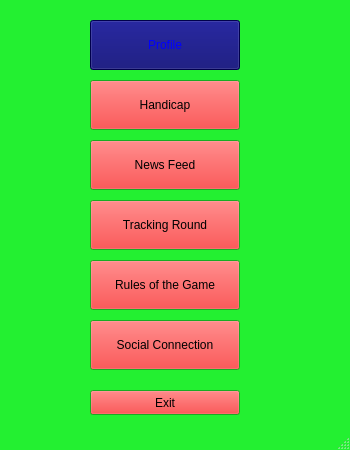
First picture: the form in GolfApp/mainwindow.ui, repository drober23/CS340-GolfApp, before the edit.
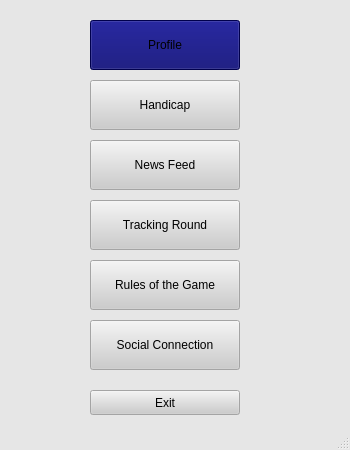
Second picture: the form after the edit.

Patch:
```diff
--- a/GolfApp/mainwindow.ui
+++ b/GolfApp/mainwindow.ui
@@ -18,16 +18,52 @@
        <color alpha="255">
         <red>0</red>
         <green>0</green>
-        <blue>255</blue>
+        <blue>0</blue>
        </color>
       </brush>
      </colorrole>
      <colorrole role="Button">
       <brush brushstyle="SolidPattern">
        <color alpha="255">
+        <red>204</red>
+        <green>204</green>
+        <blue>204</blue>
+       </color>
+      </brush>
+     </colorrole>
+     <colorrole role="Light">
+      <brush brushstyle="SolidPattern">
+       <color alpha="255">
         <red>255</red>
-        <green>0</green>
-        <blue>0</blue>
+        <green>255</green>
+        <blue>255</blue>
+       </color>
+      </brush>
+     </colorrole>
+     <colorrole role="Midlight">
+      <brush brushstyle="SolidPattern">
+       <color alpha="255">
+        <red>229</red>
+        <green>229</green>
+        <blue>229</blue>
+       </color>
+      </brush>
+     </colorrole>
+     <colorrole role="Dark">
+      <brush brushstyle="SolidPattern">
+       <color alpha="255">
+        <red>102</red>
+        <green>102</green>
+        <blue>102</blue>
+       </color>
+      </brush>
+     </colorrole>
+     <colorrole role="Mid">
+      <brush brushstyle="SolidPattern">
+       <color alpha="255">
+        <red>136</red>
+        <green>136</green>
+        <blue>136</blue>
        </color>
       </brush>
      </colorrole>
@@ -36,10 +72,28 @@
        <color alpha="255">
         <red>0</red>
         <green>0</green>
+        <blue>0</blue>
+       </color>
+      </brush>
+     </colorrole>
+     <colorrole role="BrightText">
+      <brush brushstyle="SolidPattern">
+       <color alpha="255">
+        <red>255</red>
+        <green>255</green>
         <blue>255</blue>
        </color>
       </brush>
      </colorrole>
+     <colorrole role="ButtonText">
+      <brush brushstyle="SolidPattern">
+       <color alpha="255">
+        <red>0</red>
+        <green>0</green>
+        <blue>0</blue>
+       </color>
+      </brush>
+     </colorrole>
      <colorrole role="Base">
       <brush brushstyle="SolidPattern">
        <color alpha="255">
@@ -52,9 +106,45 @@
      <colorrole role="Window">
       <brush brushstyle="SolidPattern">
        <color alpha="255">
-        <red>35</red>
-        <green>240</green>
-        <blue>49</blue>
+        <red>230</red>
+        <green>230</green>
+        <blue>230</blue>
+       </color>
+      </brush>
+     </colorrole>
+     <colorrole role="Shadow">
+      <brush brushstyle="SolidPattern">
+       <color alpha="255">
+        <red>0</red>
+        <green>0</green>
+        <blue>0</blue>
+       </color>
+      </brush>
+     </colorrole>
+     <colorrole role="AlternateBase">
+      <brush brushstyle="SolidPattern">
+       <color alpha="255">
+        <red>229</red>
+        <green>229</green>
+        <blue>229</blue>
+       </color>
+      </brush>
+     </colorrole>
+     <colorrole role="ToolTipBase">
+      <brush brushstyle="SolidPattern">
+       <color alpha="255">
+        <red>255</red>
+        <green>255</green>
+        <blue>220</blue>
+       </color>
+      </brush>
+     </colorrole>
+     <colorrole role="ToolTipText">
+      <brush brushstyle="SolidPattern">
+       <color alpha="255">
+        <red>0</red>
+        <green>0</green>
+        <blue>0</blue>
        </color>
       </brush>
      </colorrole>
@@ -65,16 +155,52 @@
        <color alpha="255">
         <red>0</red>
         <green>0</green>
-        <blue>255</blue>
+        <blue>0</blue>
        </color>
       </brush>
      </colorrole>
      <colorrole role="Button">
       <brush brushstyle="SolidPattern">
        <color alpha="255">
+        <red>204</red>
+        <green>204</green>
+        <blue>204</blue>
+       </color>
+      </brush>
+     </colorrole>
+     <colorrole role="Light">
+      <brush brushstyle="SolidPattern">
+       <color alpha="255">
         <red>255</red>
-        <green>0</green>
-        <blue>0</blue>
+        <green>255</green>
+        <blue>255</blue>
+       </color>
+      </brush>
+     </colorrole>
+     <colorrole role="Midlight">
+      <brush brushstyle="SolidPattern">
+       <color alpha="255">
+        <red>229</red>
+        <green>229</green>
+        <blue>229</blue>
+       </color>
+      </brush>
+     </colorrole>
+     <colorrole role="Dark">
+      <brush brushstyle="SolidPattern">
+       <color alpha="255">
+        <red>102</red>
+        <green>102</green>
+        <blue>102</blue>
+       </color>
+      </brush>
+     </colorrole>
+     <colorrole role="Mid">
+      <brush brushstyle="SolidPattern">
+       <color alpha="255">
+        <red>136</red>
+        <green>136</green>
+        <blue>136</blue>
        </color>
       </brush>
      </colorrole>
@@ -83,10 +209,28 @@
        <color alpha="255">
         <red>0</red>
         <green>0</green>
+        <blue>0</blue>
+       </color>
+      </brush>
+     </colorrole>
+     <colorrole role="BrightText">
+      <brush brushstyle="SolidPattern">
+       <color alpha="255">
+        <red>255</red>
+        <green>255</green>
         <blue>255</blue>
        </color>
       </brush>
      </colorrole>
+     <colorrole role="ButtonText">
+      <brush brushstyle="SolidPattern">
+       <color alpha="255">
+        <red>0</red>
+        <green>0</green>
+        <blue>0</blue>
+       </color>
+      </brush>
+     </colorrole>
      <colorrole role="Base">
       <brush brushstyle="SolidPattern">
        <color alpha="255">
@@ -99,9 +243,45 @@
      <colorrole role="Window">
       <brush brushstyle="SolidPattern">
        <color alpha="255">
-        <red>35</red>
-        <green>240</green>
-        <blue>49</blue>
+        <red>230</red>
+        <green>230</green>
+        <blue>230</blue>
+       </color>
+      </brush>
+     </colorrole>
+     <colorrole role="Shadow">
+      <brush brushstyle="SolidPattern">
+       <color alpha="255">
+        <red>0</red>
+        <green>0</green>
+        <blue>0</blue>
+       </color>
+      </brush>
+     </colorrole>
+     <colorrole role="AlternateBase">
+      <brush brushstyle="SolidPattern">
+       <color alpha="255">
+        <red>229</red>
+        <green>229</green>
+        <blue>229</blue>
+       </color>
+      </brush>
+     </colorrole>
+     <colorrole role="ToolTipBase">
+      <brush brushstyle="SolidPattern">
+       <color alpha="255">
+        <red>255</red>
+        <green>255</green>
+        <blue>220</blue>
+       </color>
+      </brush>
+     </colorrole>
+     <colorrole role="ToolTipText">
+      <brush brushstyle="SolidPattern">
+       <color alpha="255">
+        <red>0</red>
+        <green>0</green>
+        <blue>0</blue>
        </color>
       </brush>
      </colorrole>
@@ -110,45 +290,135 @@
      <colorrole role="WindowText">
       <brush brushstyle="SolidPattern">
        <color alpha="255">
-        <red>120</red>
-        <green>120</green>
-        <blue>120</blue>
+        <red>102</red>
+        <green>102</green>
+        <blue>102</blue>
        </color>
       </brush>
      </colorrole>
      <colorrole role="Button">
       <brush brushstyle="SolidPattern">
        <color alpha="255">
+        <red>204</red>
+        <green>204</green>
+        <blue>204</blue>
+       </color>
+      </brush>
+     </colorrole>
+     <colorrole role="Light">
+      <brush brushstyle="SolidPattern">
+       <color alpha="255">
         <red>255</red>
-        <green>0</green>
-        <blue>0</blue>
+        <green>255</green>
+        <blue>255</blue>
+       </color>
+      </brush>
+     </colorrole>
+     <colorrole role="Midlight">
+      <brush brushstyle="SolidPattern">
+       <color alpha="255">
+        <red>229</red>
+        <green>229</green>
+        <blue>229</blue>
+       </color>
+      </brush>
+     </colorrole>
+     <colorrole role="Dark">
+      <brush brushstyle="SolidPattern">
+       <color alpha="255">
+        <red>102</red>
+        <green>102</green>
+        <blue>102</blue>
+       </color>
+      </brush>
+     </colorrole>
+     <colorrole role="Mid">
+      <brush brushstyle="SolidPattern">
+       <color alpha="255">
+        <red>136</red>
+        <green>136</green>
+        <blue>136</blue>
        </color>
       </brush>
      </colorrole>
      <colorrole role="Text">
       <brush brushstyle="SolidPattern">
        <color alpha="255">
-        <red>120</red>
-        <green>120</green>
-        <blue>120</blue>
+        <red>102</red>
+        <green>102</green>
+        <blue>102</blue>
+       </color>
+      </brush>
+     </colorrole>
+     <colorrole role="BrightText">
+      <brush brushstyle="SolidPattern">
+       <color alpha="255">
+        <red>255</red>
+        <green>255</green>
+        <blue>255</blue>
+       </color>
+      </brush>
+     </colorrole>
+     <colorrole role="ButtonText">
+      <brush brushstyle="SolidPattern">
+       <color alpha="255">
+        <red>102</red>
+        <green>102</green>
+        <blue>102</blue>
        </color>
       </brush>
      </colorrole>
      <colorrole role="Base">
       <brush brushstyle="SolidPattern">
        <color alpha="255">
-        <red>35</red>
-        <green>240</green>
-        <blue>49</blue>
+        <red>230</red>
+        <green>230</green>
+        <blue>230</blue>
        </color>
       </brush>
      </colorrole>
      <colorrole role="Window">
       <brush brushstyle="SolidPattern">
        <color alpha="255">
-        <red>35</red>
-        <green>240</green>
-        <blue>49</blue>
+        <red>230</red>
+        <green>230</green>
+        <blue>230</blue>
+       </color>
+      </brush>
+     </colorrole>
+     <colorrole role="Shadow">
+      <brush brushstyle="SolidPattern">
+       <color alpha="255">
+        <red>0</red>
+        <green>0</green>
+        <blue>0</blue>
+       </color>
+      </brush>
+     </colorrole>
+     <colorrole role="AlternateBase">
+      <brush brushstyle="SolidPattern">
+       <color alpha="255">
+        <red>204</red>
+        <green>204</green>
+        <blue>204</blue>
+       </color>
+      </brush>
+     </colorrole>
+     <colorrole role="ToolTipBase">
+      <brush brushstyle="SolidPattern">
+       <color alpha="255">
+        <red>255</red>
+        <green>255</green>
+        <blue>220</blue>
+       </color>
+      </brush>
+     </colorrole>
+     <colorrole role="ToolTipText">
+      <brush brushstyle="SolidPattern">
+       <color alpha="255">
+        <red>0</red>
+        <green>0</green>
+        <blue>0</blue>
        </color>
       </brush>
      </colorrole>
@@ -195,7 +465,7 @@
          <color alpha="255">
           <red>0</red>
           <green>0</green>
-          <blue>255</blue>
+          <blue>0</blue>
          </color>
         </brush>
        </colorrole>
@@ -204,7 +474,7 @@
          <color alpha="255">
           <red>0</red>
           <green>0</green>
-          <blue>106</blue>
+          <blue>0</blue>
          </color>
         </brush>
        </colorrole>
@@ -249,7 +519,7 @@
          <color alpha="255">
           <red>0</red>
           <green>0</green>
-          <blue>255</blue>
+          <blue>0</blue>
          </color>
         </brush>
        </colorrole>
@@ -258,7 +528,7 @@
          <color alpha="255">
           <red>0</red>
           <green>0</green>
-          <blue>255</blue>
+          <blue>0</blue>
          </color>
         </brush>
        </colorrole>
@@ -323,7 +593,7 @@
          <color alpha="255">
           <red>0</red>
           <green>0</green>
-          <blue>255</blue>
+          <blue>0</blue>
          </color>
         </brush>
        </colorrole>
@@ -377,7 +647,7 @@
          <color alpha="255">
           <red>0</red>
           <green>0</green>
-          <blue>255</blue>
+          <blue>0</blue>
          </color>
         </brush>
        </colorrole>
@@ -386,7 +656,7 @@
          <color alpha="255">
           <red>0</red>
           <green>0</green>
-          <blue>255</blue>
+          <blue>0</blue>
          </color>
         </brush>
        </colorrole>
@@ -597,6 +867,9 @@
       <height>50</height>
      </rect>
     </property>
+    <property name="autoFillBackground">
+     <bool>false</bool>
+    </property>
     <property name="styleSheet">
      <string notr="true">font: 12pt &quot;Comic Sans MS&quot;;
 </string>
@@ -617,6 +890,9 @@
     <property name="whatsThis">
      <string>&lt;html&gt;&lt;head/&gt;&lt;body&gt;&lt;p&gt;See The Latest Golf News!&lt;/p&gt;&lt;/body&gt;&lt;/html&gt;</string>
     </property>
+    <property name="autoFillBackground">
+     <bool>false</bool>
+    </property>
     <property name="styleSheet">
      <string notr="true">font: 12pt &quot;Comic Sans MS&quot;;
 </string>
```
Left out of the diff: 14 changed lines with no effect on the pictures.
